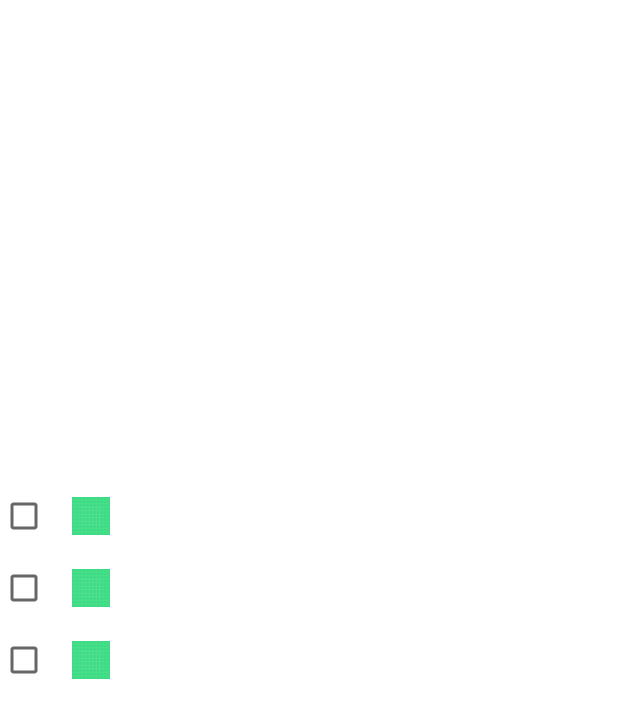
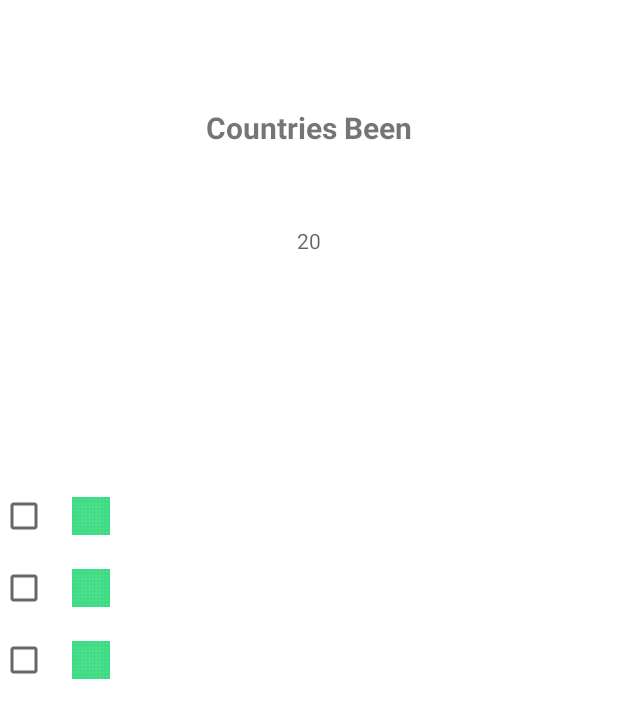
Before and after one commit to KClaassen/AroundTheWorld, an Android app: the layout fragment_countries_list.xml on its own in the app's theme, with its tools: preview values and no code run, on a phone screen of 412 x 824 dp. Shown: the top 718 px of the screen. Run offline under Robolectric (Android 15) with nearby library versions, the phone set to English and light mode, and no system bars.

Commit message:
Trip: Commented all room/repository code for checking countries recyclerview selection list
Country:
Selection completed
selectedCountriesCount and Selected List implementation working on

```diff
--- a/app/src/main/java/com/example/android/capstoneproject_aroundtheworld/adapter/CountryAdapter.kt
+++ b/app/src/main/java/com/example/android/capstoneproject_aroundtheworld/adapter/CountryAdapter.kt
@@ -37,6 +37,7 @@
             binding.countrySelectButton.setOnCheckedChangeListener { buttonView, isChecked ->
                 country.isSelected = isChecked
             }
+
         }
     }
 
@@ -58,5 +59,8 @@
         fun onClick(country: Country) = clickListener(country)
     }
 
-    //override fun getSelectionKey(): String? =
+
+    fun selectedCountriesCount() {
+        countries.filter { it.isSelected }.size
+    }
 }
--- a/app/src/main/java/com/example/android/capstoneproject_aroundtheworld/countries/CountriesListViewModel.kt
+++ b/app/src/main/java/com/example/android/capstoneproject_aroundtheworld/countries/CountriesListViewModel.kt
@@ -14,8 +14,8 @@
 
 class CountriesListViewModel(application: Application) : ViewModel() {
 
-   private val database = getDatabase(application)
-   private val repository = CountriesRepository(database)
+    private val database = getDatabase(application)
+    private val repository = CountriesRepository(database)
 
     var countryListLiveData: MutableLiveData<List<Country>> = MutableLiveData()
     val errorStateLiveData: MutableLiveData<String> = MutableLiveData()
--- a/app/src/main/java/com/example/android/capstoneproject_aroundtheworld/models/Country.kt
+++ b/app/src/main/java/com/example/android/capstoneproject_aroundtheworld/models/Country.kt
@@ -13,8 +13,6 @@
 @Parcelize
 @Entity()
 data class Country(
-        @Ignore
-        var isSelected: Boolean = false,
         @SerializedName("Currency")
         val currencies: List<Currency>,
         @SerializedName("Language")
@@ -25,6 +23,8 @@
         val capital: String,
         val region: String
 ):Parcelable {
+        @Ignore
+        var isSelected: Boolean = false
         // all the properties default set to null because for some of the object they don't exist.
         @Parcelize
         data class Currency(
--- a/app/src/main/res/layout/fragment_countries_list.xml
+++ b/app/src/main/res/layout/fragment_countries_list.xml
@@ -5,6 +5,9 @@
     xmlns:tools="http://schemas.android.com/tools">
 
     <data>
+        <variable
+            name="country"
+            type="com.example.android.capstoneproject_aroundtheworld.models.Country" />
         <variable
             name="CountriesListViewModel"
             type="com.example.android.capstoneproject_aroundtheworld.countries.CountriesListViewModel" />
@@ -14,6 +17,28 @@
         android:layout_width="match_parent"
         android:layout_height="match_parent"
         tools:context=".CountriesListFragment">
+
+        <TextView
+            android:id="@+id/countries_been_label"
+            android:layout_width="wrap_content"
+            android:layout_height="wrap_content"
+            android:text="Countries Been"
+            android:textSize="20sp"
+            android:textStyle="bold"
+            app:layout_constraintBottom_toBottomOf="@+id/countries_been_count"
+            app:layout_constraintEnd_toEndOf="parent"
+            app:layout_constraintStart_toStartOf="parent"
+            app:layout_constraintTop_toTopOf="parent" />
+
+        <TextView
+            android:id="@+id/countries_been_count"
+            android:layout_width="wrap_content"
+            android:layout_height="wrap_content"
+            android:hint="20"
+            app:layout_constraintBottom_toTopOf="@+id/countries_recycler"
+            app:layout_constraintEnd_toEndOf="parent"
+            app:layout_constraintStart_toStartOf="parent"
+            app:layout_constraintTop_toTopOf="parent" />
 
         <androidx.recyclerview.widget.RecyclerView
             android:id="@+id/countries_recycler"
```
